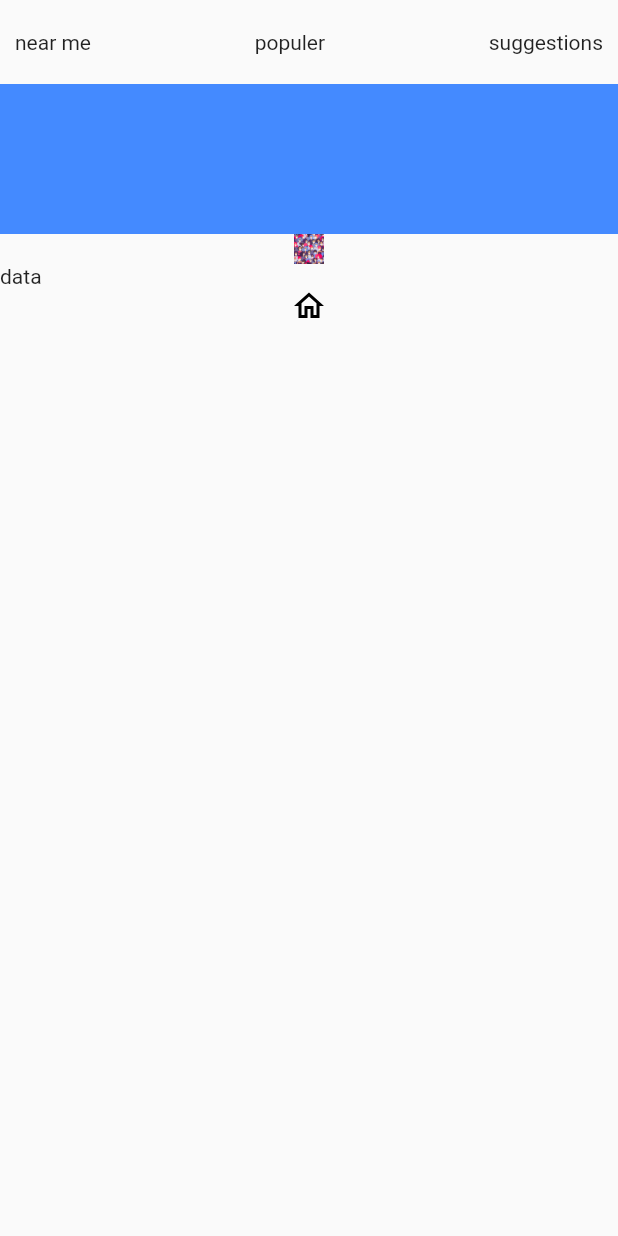
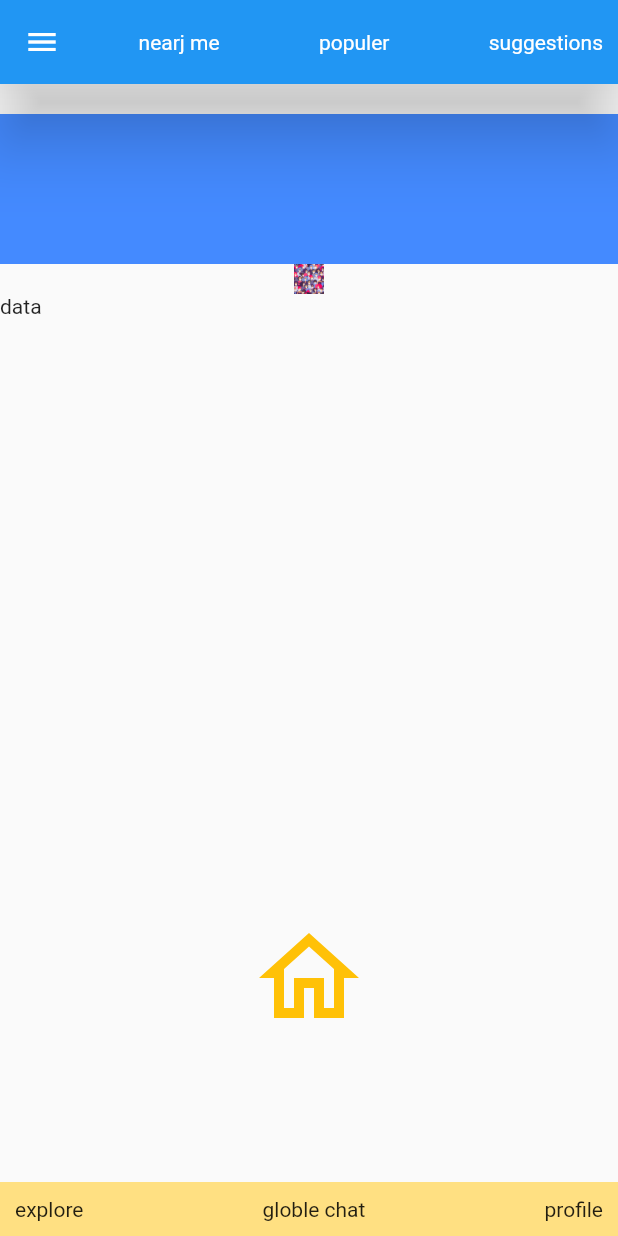
Before and after one commit to Ceyntra/Ceyntra-mobile, a Flutter app: the screen it shows after launch, on a phone screen of 412 x 824 dp. Run offline on Flutter 3.47's test engine with Material 2 defaults, Android fonts, the phone set to English and light mode, and no system bars; our stand-ins replace flutter_svg.

Commit message:
added main feed and added bottom and top appbar to the feed

```diff
--- a/lib/main.dart
+++ b/lib/main.dart
@@ -1,4 +1,5 @@
 import 'package:ceyntra_mobile/views/screens/feed.dart';
+import 'package:ceyntra_mobile/views/screens/mainFeed.dart';
 import 'package:flutter/material.dart';
 
 void main() {
@@ -12,7 +13,7 @@ class MyApp extends StatelessWidget {
     return MaterialApp(
       debugShowCheckedModeBanner: false,
       title: 'Flutter Demo',
-      home: FeedScreen(),
+      home: MainFeedScreen(),
     );
   }
 }
--- a/lib/views/screens/feed.dart
+++ b/lib/views/screens/feed.dart
@@ -23,12 +23,17 @@ class _FeedScreenState extends State<FeedScreen> {
 
   @override
   Widget build(BuildContext context) {
-    return Scaffold(
-      body: ListView(
-        physics: ClampingScrollPhysics(),
-        children: [
+    return DefaultTabController(
+      length: 4,
+      child: Scaffold(
+        appBar: AppBar(
+          leading: Icon(Icons.menu),
+          elevation: 20,
+          actions: [
             Container(
-            margin: EdgeInsets.only(top: 20, left: 10, right: 10),
+              // color: Colors.amber,
+              // padding: EdgeInsets.only(right: 10),
+              width: (MediaQuery.of(context).size.width / 100) * 80,
               child: Row(
                 mainAxisAlignment: MainAxisAlignment.spaceBetween,
                 children: [
@@ -38,30 +43,44 @@ class _FeedScreenState extends State<FeedScreen> {
                           feedState = "nearMe";
                         });
                       },
-                    child: Text("near me")),
-                SizedBox(
-                  width: 20,
-                ),
+                      child: Container(
+                          padding: EdgeInsets.symmetric(horizontal: 10),
+                          alignment: Alignment.center,
+                          child: Text(
+                            "nearj me",
+                          ))),
                   GestureDetector(
                       onTap: () {
                         setState(() {
                           feedState = "populer";
                         });
                       },
-                    child: Text("populer")),
-                SizedBox(
-                  width: 20,
-                ),
+                      child: Container(
+                          padding: EdgeInsets.symmetric(horizontal: 10),
+                          alignment: Alignment.center,
+                          child: Text(
+                            "populer",
+                          ))),
                   GestureDetector(
                       onTap: () {
                         setState(() {
                           feedState = "suggestions";
                         });
                       },
-                    child: Text("suggestions")),
+                      child: Container(
+                          padding: EdgeInsets.symmetric(horizontal: 10),
+                          alignment: Alignment.center,
+                          child: Text(
+                            "suggestions",
+                          ))),
                 ],
               ),
+            )
+          ],
         ),
+        body: ListView(
+          physics: ClampingScrollPhysics(),
+          children: [
             feed(context),
             Container(
                 child: Image(
@@ -70,8 +89,17 @@ class _FeedScreenState extends State<FeedScreen> {
               image: AssetImage('assets/images/3.png'),
             )),
             Text("data"),
-          SvgPicture.asset('assets/images/home.svg')
+            SizedBox(
+              height: 400,
+            ),
+            SvgPicture.asset(
+              'assets/images/home.svg',
+              color: Colors.amber,
+              width: 80,
+              height: 80,
+            )
           ],
+        ),
       ),
     );
   }
--- /dev/null
+++ b/lib/views/screens/mainFeed.dart
@@ -0,0 +1,62 @@
+import 'package:ceyntra_mobile/views/screens/feed.dart';
+import 'package:flutter/material.dart';
+
+class MainFeedScreen extends StatefulWidget {
+  @override
+  _MainFeedScreenState createState() => _MainFeedScreenState();
+}
+
+class _MainFeedScreenState extends State<MainFeedScreen> {
+  String mainFeedState = 'explore';
+
+  Widget mainFeed(BuildContext context) {
+    if (mainFeedState == "explore") return FeedScreen();
+    // else if (mainFeedState == "globle")
+    //   return PopulerFeedScreen();
+    // else if (mainFeedState == "profile") return SuggestionsFeedScreen();
+    return null;
+  }
+
+  @override
+  Widget build(BuildContext context) {
+    return Scaffold(
+      body: mainFeed(context),
+      bottomNavigationBar: Container(
+        color: Colors.amber[200],
+        padding: EdgeInsets.all(10),
+        child: Row(
+          mainAxisAlignment: MainAxisAlignment.spaceBetween,
+          children: [
+            GestureDetector(
+                onTap: () {
+                  setState(() {
+                    mainFeedState = "explore";
+                  });
+                },
+                child: Text("explore")),
+            SizedBox(
+              width: 20,
+            ),
+            GestureDetector(
+                onTap: () {
+                  setState(() {
+                    mainFeedState = "globle";
+                  });
+                },
+                child: Text("globle chat")),
+            SizedBox(
+              width: 20,
+            ),
+            GestureDetector(
+                onTap: () {
+                  setState(() {
+                    mainFeedState = "profile";
+                  });
+                },
+                child: Text("profile")),
+          ],
+        ),
+      ),
+    );
+  }
+}
```
Lines whose indentation alone changed are shown as unchanged.
